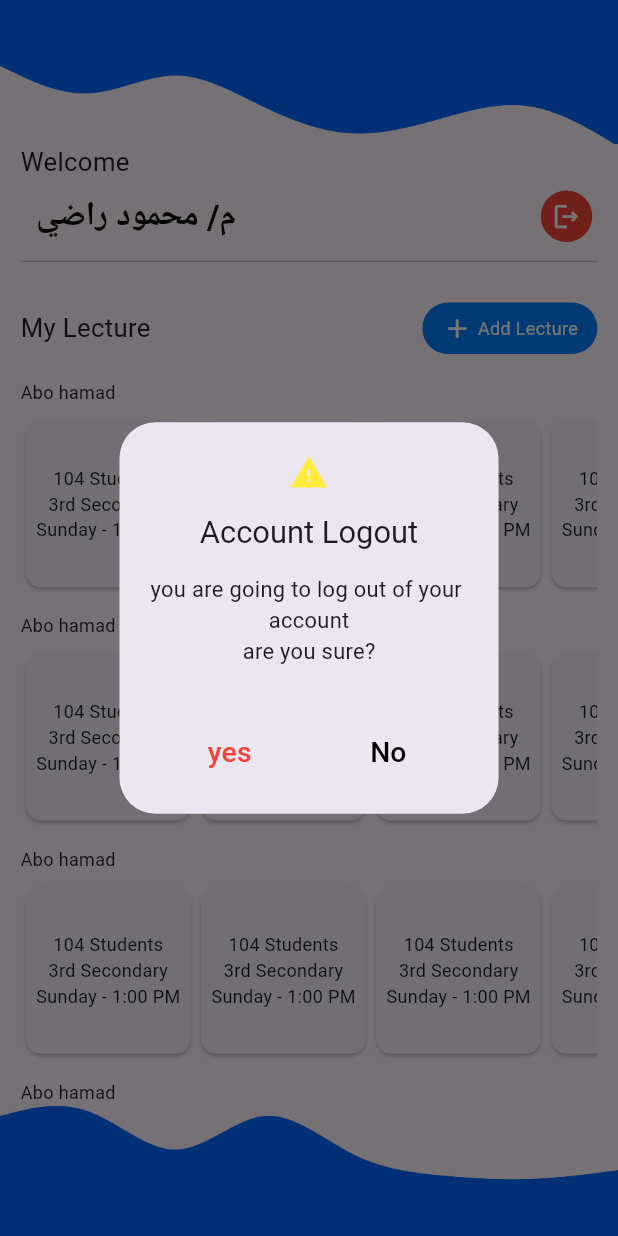
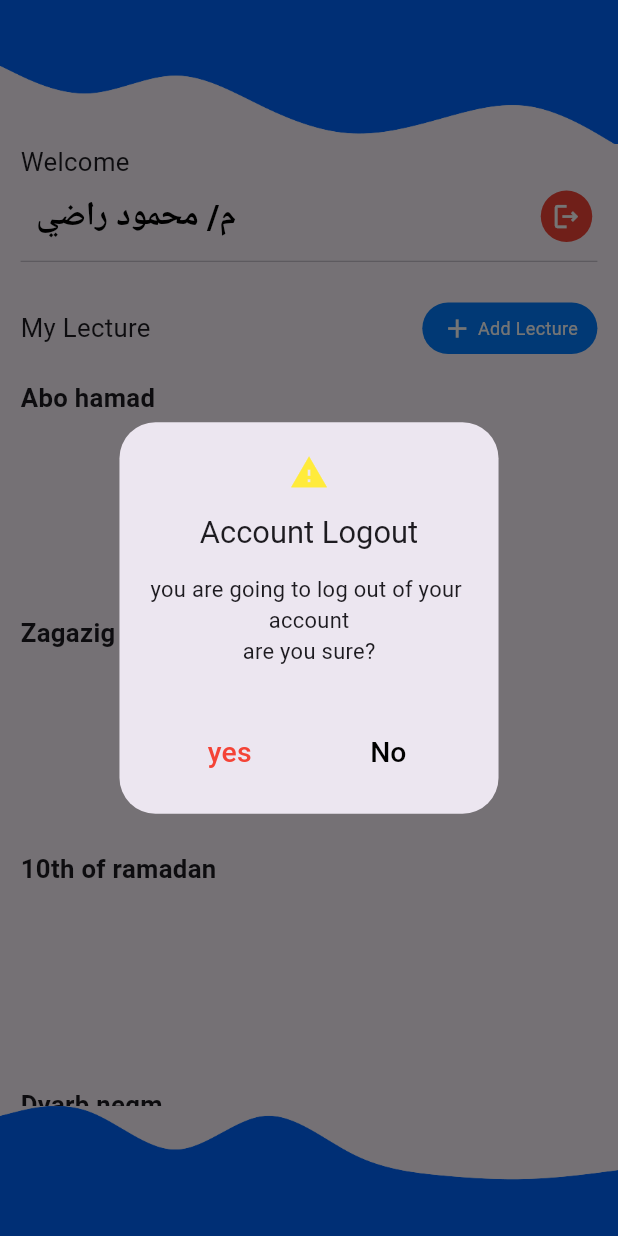
Before and after one commit to abd0-kha1ed/attendance-system, a Flutter app: the HomeView screen opened by its route, after a tap on the "logout" icon, on a phone screen of 412 x 824 dp. Run offline on Flutter 3.47's test engine with Material 3 defaults, Android fonts, the phone set to English and light mode, and no system bars; our stand-ins replace bloc, cloud_firestore, equatable, firebase_auth, firebase_core, flutter_bloc and 5 more; accounts and stored records are empty.

```diff
--- a/lib/feature/edit_lecture/presentation/view/widgets/edit_lecture_view_body.dart
+++ b/lib/feature/edit_lecture/presentation/view/widgets/edit_lecture_view_body.dart
@@ -128,6 +128,7 @@ class _EditLectureViewBodyState extends State<EditLectureViewBody> {
             children: [
               Text('grade'),
               CustomDropdownButton(
+                value: '',
                 items: [
                   '1st Prep',
                   '2nd Prep',
@@ -146,7 +147,7 @@ class _EditLectureViewBodyState extends State<EditLectureViewBody> {
             mainAxisAlignment: MainAxisAlignment.spaceBetween,
             children: [
               Text('Region'),
-              CustomDropdownButton(items: [
+              CustomDropdownButton(value: '', items: [
                 'Abo hamad',
                 'Zagazig',
                 '10th of ramadan',
--- /dev/null
+++ b/lib/feature/home/presentation/manger/get lecture/get_lecture_cubit.dart
@@ -0,0 +1,30 @@
+import 'package:attendance/feature/home/data/models/lecture_model.dart';
+import 'package:attendance/feature/home/presentation/manger/get%20lecture/get_lecture_state.dart';
+import 'package:cloud_firestore/cloud_firestore.dart';
+import 'package:flutter_bloc/flutter_bloc.dart';
+
+class GetLectureCubit extends Cubit<GetLectureState> {
+  final FirebaseFirestore firebaseFirestore = FirebaseFirestore.instance;
+
+  GetLectureCubit() : super(DataLoading());
+
+  Future<void> fetchLectures({required String region}) async {
+    emit(DataLoading());
+
+    try {
+      var snapshot = await firebaseFirestore
+          .collection('lectures')
+          .where('region', isEqualTo: region)
+          .get();
+
+      List<LectureModel> lectures = snapshot.docs.map((doc) {
+        return LectureModel.fromMap(doc.data(), doc.id);
+      }).toList();
+
+      emit(DataLoaded(lectures));
+    } catch (error) {
+      print("Error fetching lectures: $error");
+      emit(DataError(error.toString()));
+    }
+  }
+}
--- /dev/null
+++ b/lib/feature/home/presentation/manger/get lecture/get_lecture_state.dart
@@ -0,0 +1,27 @@
+import 'package:attendance/feature/home/data/models/lecture_model.dart';
+import 'package:equatable/equatable.dart';
+
+abstract class GetLectureState extends Equatable {
+  @override
+  List<Object> get props => [];
+}
+
+class DataLoading extends GetLectureState {}
+
+class DataLoaded extends GetLectureState {
+  final List<LectureModel> data;
+
+   DataLoaded(this.data);
+
+  @override
+  List<Object> get props => [data];
+}
+
+class DataError extends GetLectureState {
+  final String message;
+
+   DataError(this.message);
+
+  @override
+  List<Object> get props => [message];
+}
--- a/lib/feature/home/presentation/view/widgets/all_lecture_list_view.dart
+++ b/lib/feature/home/presentation/view/widgets/all_lecture_list_view.dart
@@ -1,27 +1,68 @@
+import 'package:attendance/feature/home/presentation/manger/get%20lecture/get_lecture_cubit.dart';
 import 'package:attendance/feature/home/presentation/view/widgets/lecture_card_list_view.dart';
 import 'package:flutter/material.dart';
+import 'package:flutter_bloc/flutter_bloc.dart';
 
 class AllLectureListView extends StatelessWidget {
   const AllLectureListView({super.key});
   @override
   Widget build(BuildContext context) {
-    return const Flexible(
+    return Flexible(
       fit: FlexFit.loose,
       child: CustomScrollView(
-        physics: BouncingScrollPhysics(),
+        physics: const BouncingScrollPhysics(),
         slivers: [
           SliverToBoxAdapter(
-            child: LectureCardListView(),
+            child: BlocProvider(
+              create: (_) => GetLectureCubit()
+                ..fetchLectures(
+                    region:
+                        'Abo hamad'),
+              child: const LectureCardListView(region: 'Abo hamad'),
+            ),
           ),
           SliverToBoxAdapter(
-            child: LectureCardListView(),
+            child: BlocProvider(
+              create: (_) =>
+                  GetLectureCubit()..fetchLectures(region: 'Zagazig'),
+              child: const LectureCardListView(region: 'Zagazig'),
+            ),
           ),
           SliverToBoxAdapter(
-            child: LectureCardListView(),
+            child: BlocProvider(
+              create: (_) =>
+                  GetLectureCubit()..fetchLectures(region: '10th of ramadan'),
+              child: const LectureCardListView(region: '10th of ramadan'),
+            ),
           ),
           SliverToBoxAdapter(
-            child: LectureCardListView(),
-          )
+            child: BlocProvider(
+              create: (_) =>
+                  GetLectureCubit()..fetchLectures(region: 'Dyarb negm'),
+              child: const LectureCardListView(region: 'Dyarb negm'),
+            ),
+          ),
+          SliverToBoxAdapter(
+            child: BlocProvider(
+              create: (_) =>
+                  GetLectureCubit()..fetchLectures(region: 'Minya el Qamh'),
+              child: const LectureCardListView(region: 'Minya el Qamh'),
+            ),
+          ),
+          SliverToBoxAdapter(
+            child: BlocProvider(
+              create: (_) =>
+                  GetLectureCubit()..fetchLectures(region: 'Almogaze'),
+              child: const LectureCardListView(region: 'Almogaze'),
+            ),
+          ),
+          SliverToBoxAdapter(
+            child: BlocProvider(
+              create: (_) =>
+                  GetLectureCubit()..fetchLectures(region: 'Shnbara'),
+              child: const LectureCardListView(region: 'Shnbara'),
+            ),
+          ),
         ],
       ),
     );
--- a/lib/feature/home/presentation/view/widgets/home_view_body.dart
+++ b/lib/feature/home/presentation/view/widgets/home_view_body.dart
@@ -113,7 +113,7 @@ class HomeViewBody extends StatelessWidget {
         const SizedBox(
           height: 8,
         ),
-        const AllLectureListView(),
+         AllLectureListView(),
         Image.asset(Assets.waveBottom),
       ],
     );
--- a/lib/feature/home/presentation/view/widgets/lecture_card.dart
+++ b/lib/feature/home/presentation/view/widgets/lecture_card.dart
@@ -1,27 +1,49 @@
-import 'package:attendance/core/utils/app_routers.dart';
+import 'package:attendance/feature/home/data/models/lecture_model.dart';
 import 'package:flutter/material.dart';
-import 'package:go_router/go_router.dart';
 
 class LectureCard extends StatelessWidget {
-  const LectureCard({super.key});
+  final LectureModel lecture;
+
+  const LectureCard({super.key, required this.lecture});
+
   @override
   Widget build(BuildContext context) {
-    return GestureDetector(
-      onTap: () {
-        GoRouter.of(context).push(AppRouters.kLectureControlPanelView);
-      },
-      child: const Card(
-        child: Padding(
-          padding: EdgeInsets.all(8.0),
-          child: Column(
+    return Container(
+      width: 160,
+      padding: const EdgeInsets.all(12),
+      margin: const EdgeInsets.only(right: 12),
+      decoration: BoxDecoration(
+        color: Colors.grey.shade200,
+        borderRadius: BorderRadius.circular(8),
+      ),
+      child: Column(
+        crossAxisAlignment: CrossAxisAlignment.center,
+        mainAxisAlignment: MainAxisAlignment.center,
+        children: [
+          Text(
+            "${lecture.studentCount} Students",
+            style: const TextStyle(fontSize: 16, fontWeight: FontWeight.bold),
+          ),
+          Text(
+            lecture.grade,
+            style: const TextStyle(fontSize: 14, color: Colors.black54),
+          ),
+          Row(
             mainAxisAlignment: MainAxisAlignment.center,
             children: [
-              Text('104 Students'),
-              Text('3rd Secondary'),
-              Text('Sunday - 1:00 PM'),
+              Text(
+                '${lecture.startingDay} - ',
+                style: const TextStyle(fontSize: 14, color: Colors.black54),
+              ),
+              Text(
+                lecture.time != null
+                    ? "${lecture.time!.hour}:${lecture.time!.minute} ${lecture.time!.hour >= 12 ? 'PM' : 'AM'}"
+                    : "",
+                style: const TextStyle(fontSize: 14, color: Colors.black54),
+              ),
             ],
           ),
-        ),
+        ],
       ),
     );
   }
--- a/lib/feature/home/presentation/view/widgets/lecture_card_list_view.dart
+++ b/lib/feature/home/presentation/view/widgets/lecture_card_list_view.dart
@@ -1,37 +1,58 @@
+import 'package:attendance/feature/home/data/models/lecture_model.dart';
+import 'package:attendance/feature/home/presentation/manger/get%20lecture/get_lecture_cubit.dart';
+import 'package:attendance/feature/home/presentation/manger/get%20lecture/get_lecture_state.dart';
 import 'package:attendance/feature/home/presentation/view/widgets/lecture_card.dart';
 import 'package:flutter/material.dart';
+import 'package:flutter_bloc/flutter_bloc.dart';
 
 class LectureCardListView extends StatelessWidget {
-  const LectureCardListView({super.key});
+  const LectureCardListView({super.key, required this.region});
+  final String region;
+
   @override
   Widget build(BuildContext context) {
+    return BlocBuilder<GetLectureCubit, GetLectureState>(
+      builder: (context, state) {
+        if (state is DataLoading) {
+          return const Center(child: CircularProgressIndicator());
+        } else if (state is DataError) {
+          return Center(child: Text('Error: ${state.message}'));
+        } else if (state is DataLoaded) {
+          List<LectureModel> lectures = state.data;
+
           return Padding(
             padding: const EdgeInsets.symmetric(vertical: 8, horizontal: 16),
             child: Column(
-        mainAxisSize: MainAxisSize.min,
-        children: [
-          const Row(
+              crossAxisAlignment: CrossAxisAlignment.start,
               children: [
                 Text(
-                'Abo hamad',
+                  region,
+                  style: const TextStyle(
+                    fontSize: 20,
+                    fontWeight: FontWeight.bold,
+                  ),
+                ),
+                const SizedBox(height: 8),
+                SizedBox(
+                  height: 130,
+                  child: ListView.builder(
+                    physics: const BouncingScrollPhysics(),
+                    scrollDirection: Axis.horizontal,
+                    itemCount: lectures.length,
+                    itemBuilder: (context, index) {
+                      return LectureCard(
+                        lecture: lectures[index],
+                      );
+                    },
+                  ),
                 ),
               ],
             ),
-          const SizedBox(
-            height: 8,
-          ),
-          SizedBox(
-            height: MediaQuery.of(context).size.height * 1 / 7,
-            child: ListView.builder(
-                physics: const BouncingScrollPhysics(),
-                scrollDirection: Axis.horizontal,
-                itemCount: 7,
-                itemBuilder: (context, index) {
-                  return const LectureCard();
-                }),
-          )
-        ],
-      ),
+          );
+        } else {
+          return const SizedBox.shrink();
+        }
+      },
     );
   }
 }
--- a/lib/feature/studentList/presentation/views/add_feature_student.dart
+++ b/lib/feature/studentList/presentation/views/add_feature_student.dart
@@ -1,6 +1,4 @@
-import 'package:attendance/constant.dart';
 import 'package:attendance/core/widgets/custom_lift_arrow.dart';
-import 'package:attendance/core/widgets/custom_text_filed.dart';
 import 'package:attendance/feature/studentList/presentation/views/widgets/add_new_feature_body.dart';
 import 'package:flutter/material.dart';
 
--- a/lib/feature/studentList/presentation/views/widgets/featured_students_view_body.dart
+++ b/lib/feature/studentList/presentation/views/widgets/featured_students_view_body.dart
@@ -11,7 +11,7 @@ class FeaturedStudentsViewBody extends StatelessWidget {
   @override
   Widget build(BuildContext context) {
     return const Padding(
-      padding: const EdgeInsets.symmetric(horizontal: 16),
+      padding: EdgeInsets.symmetric(horizontal: 16),
       child: Column(
         children: [
           SizedBox(
--- a/pubspec.yaml
+++ b/pubspec.yaml
@@ -30,6 +30,7 @@ environment:
 dependencies:
   cloud_firestore: ^5.4.4
   cupertino_icons: ^1.0.8
+  equatable: ^2.0.5
   firebase_auth: ^5.3.1
   firebase_core: ^3.6.0
   flutter:
```
Also changed, not shown: lib/core/utils/firebase_services.dart (+5 -5 lines), lib/feature/home/data/models/lecture_model.dart (+17 -8 lines), lib/feature/home/presentation/manger/add_lecture_cubit/add_lecture_cubit.dart (+41 -33 lines), lib/feature/home/presentation/manger/add_lecture_cubit/add_lecture_cubit_state.dart (+8 -0 lines), lib/feature/home/presentation/view/widgets/add_lecture_view_body.dart (+52 -103 lines), lib/feature/home/presentation/view/widgets/custom_dropdown_button.dart (+14 -1 lines), pubspec.lock. Lines whose indentation alone changed are shown as unchanged.
